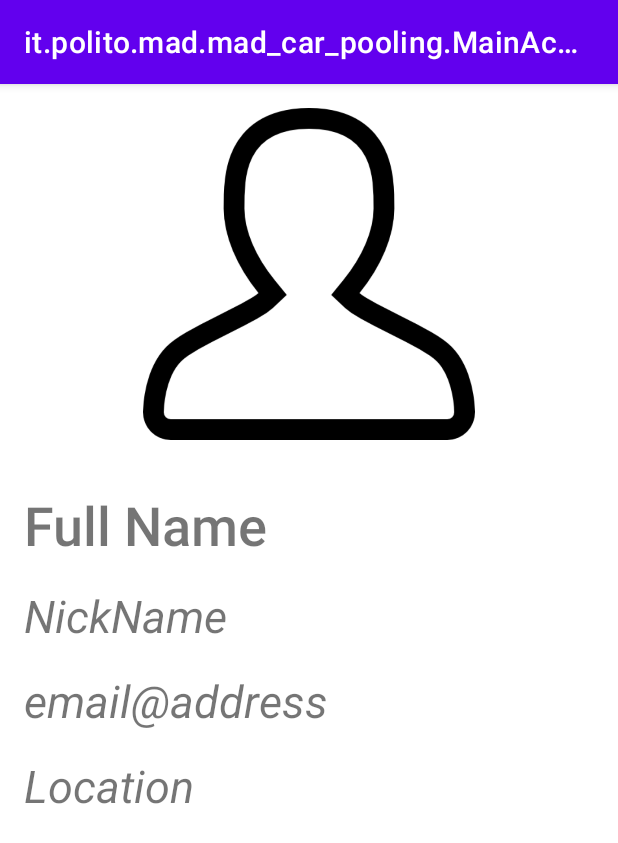
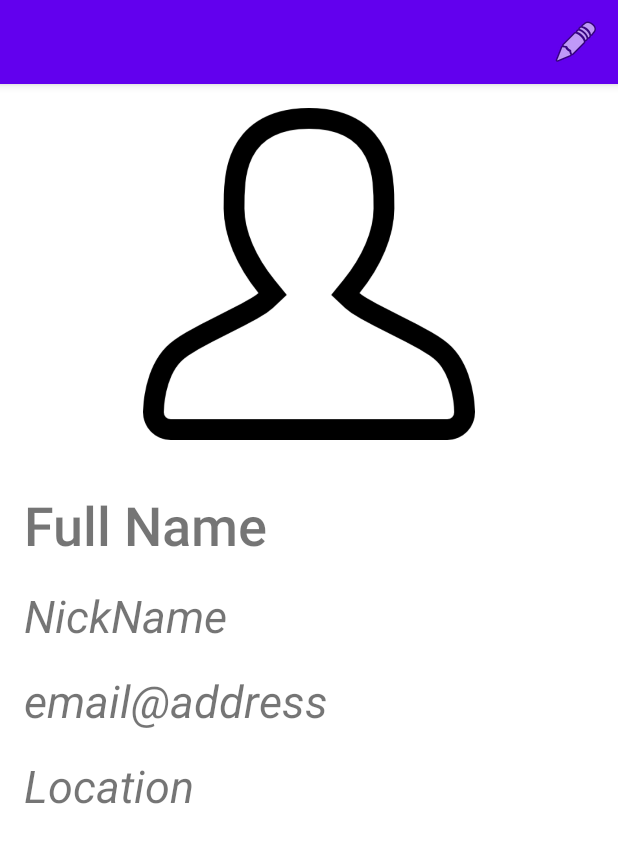
Before and after one commit to valparahiso/mad-car-pooling, an Android app: the screen it shows after launch (MainActivity before the commit, ShowProfileActivity after it), on a phone screen of 412 x 824 dp. Shown: the top 843 px of the screen. Run offline under Robolectric (Android 15) with nearby library versions, the phone set to English and light mode, and no system bars.

```diff
--- a/app/src/main/AndroidManifest.xml
+++ b/app/src/main/AndroidManifest.xml
@@ -5,6 +5,7 @@
     <application
         android:allowBackup="true"
         android:icon="@mipmap/ic_launcher"
+        android:label=""
         android:roundIcon="@mipmap/ic_launcher_round"
         android:supportsRtl="true"
         android:theme="@style/Theme.Madcarpooling">
--- a/app/src/main/java/it/polito/mad/mad_car_pooling/MainActivity.kt
+++ b/app/src/main/java/it/polito/mad/mad_car_pooling/MainActivity.kt
@@ -1,11 +1,17 @@
 package it.polito.mad.mad_car_pooling
 
+import android.content.Intent
 import androidx.appcompat.app.AppCompatActivity
 import android.os.Bundle
+import android.view.Menu
 
 class MainActivity : AppCompatActivity() {
     override fun onCreate(savedInstanceState: Bundle?) {
         super.onCreate(savedInstanceState)
-        setContentView(R.layout.activity_show_profile)
+        //setContentView(R.layout.activity_show_profile)
+
+        val intent = Intent(this, ShowProfileActivity::class.java)
+        startActivity(intent)
     }
+
 }
--- a/app/src/main/java/it/polito/mad/mad_car_pooling/ShowProfileActivity.kt
+++ b/app/src/main/java/it/polito/mad/mad_car_pooling/ShowProfileActivity.kt
@@ -2,10 +2,18 @@ package it.polito.mad.mad_car_pooling
 
 import androidx.appcompat.app.AppCompatActivity
 import android.os.Bundle
+import android.view.Menu
 
 class ShowProfileActivity : AppCompatActivity() {
     override fun onCreate(savedInstanceState: Bundle?) {
         super.onCreate(savedInstanceState)
         setContentView(R.layout.activity_show_profile)
+
+    }
+
+    override fun onCreateOptionsMenu(menu: Menu?): Boolean {
+        //return super.onCreateOptionsMenu(menu)
+        menuInflater.inflate(R.menu.file_menu, menu)
+        return true
     }
 }
--- a/app/src/main/res/menu/file_menu.xml
+++ b/app/src/main/res/menu/file_menu.xml
@@ -2,7 +2,7 @@
 <menu xmlns:app="http://schemas.android.com/apk/res-auto"
     xmlns:android="http://schemas.android.com/apk/res/android">
     <item
-        android:id="@+id/modify"
+        android:id="@+id/edit"
         android:icon="@android:drawable/ic_menu_edit"
         android:title="edit"
         app:showAsAction="always" />
```
